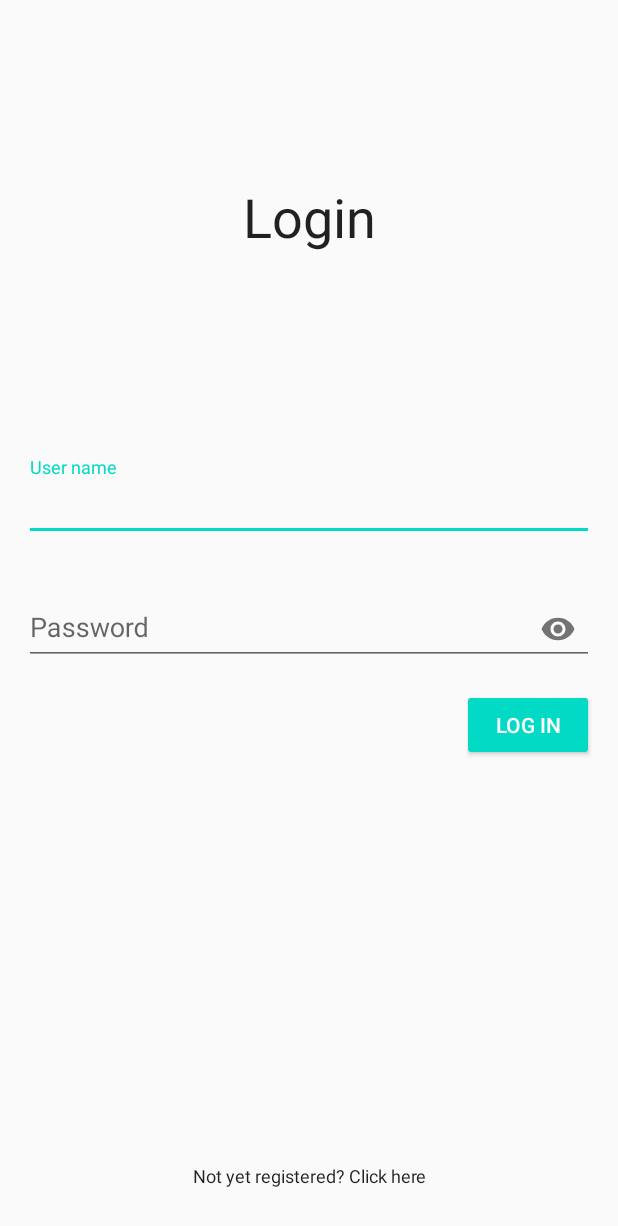
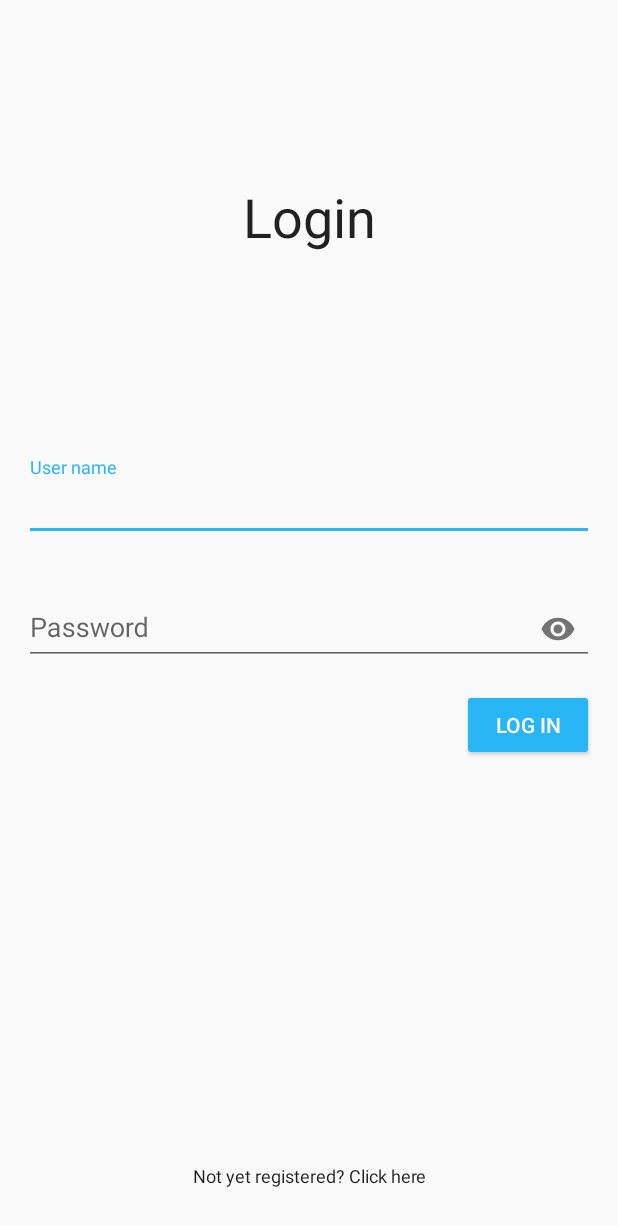
Before and after one commit to kristof12345/SzamitogepBiztonsagHF, an Android app: the screen it shows after launch (LoginActivity), on a phone screen of 412 x 824 dp. Shown: the top 1226 px of the screen. Run offline under Robolectric (Android 15) with nearby library versions, the phone set to English and light mode, and no system bars.

Commit message:
Change colors + add translations

```diff
--- a/Android/app/src/main/res/values/colors.xml
+++ b/Android/app/src/main/res/values/colors.xml
@@ -1,6 +1,6 @@
 <?xml version="1.0" encoding="utf-8"?>
 <resources>
-    <color name="colorPrimary">#6200EE</color>
-    <color name="colorPrimaryDark">#3700B3</color>
-    <color name="colorAccent">#03DAC5</color>
+    <color name="colorPrimary">#9ccc65</color>
+    <color name="colorPrimaryDark">#6b9b37</color>
+    <color name="colorAccent">#29b6f6</color>
 </resources>
--- a/Android/app/src/main/res/values/strings.xml
+++ b/Android/app/src/main/res/values/strings.xml
@@ -1,13 +1,11 @@
 <resources>
-    <string name="app_name">CaffStore</string>
+    <string name="app_name" translatable="false">CaffStore</string>
 
-    <string name="hello_first_fragment">Hello first fragment</string>
-    <string name="hello_second_fragment">Hello second fragment. Arg: %1$s</string>
     <string name="not_yet_registered">Not yet registered? Click here</string>
     <string name="log_in">Log in</string>
     <string name="password">Password</string>
     <string name="user_name">User name</string>
     <string name="login">Login</string>
-    <string name="register_fragment_label">RegisterFragment</string>
-    <string name="login_fragment_label">LoginFragment</string>
+    <string name="register_fragment_label" translatable="false">RegisterFragment</string>
+    <string name="login_fragment_label" translatable="false">LoginFragment</string>
 </resources>
```
Also changed, not shown: 1 other file.
